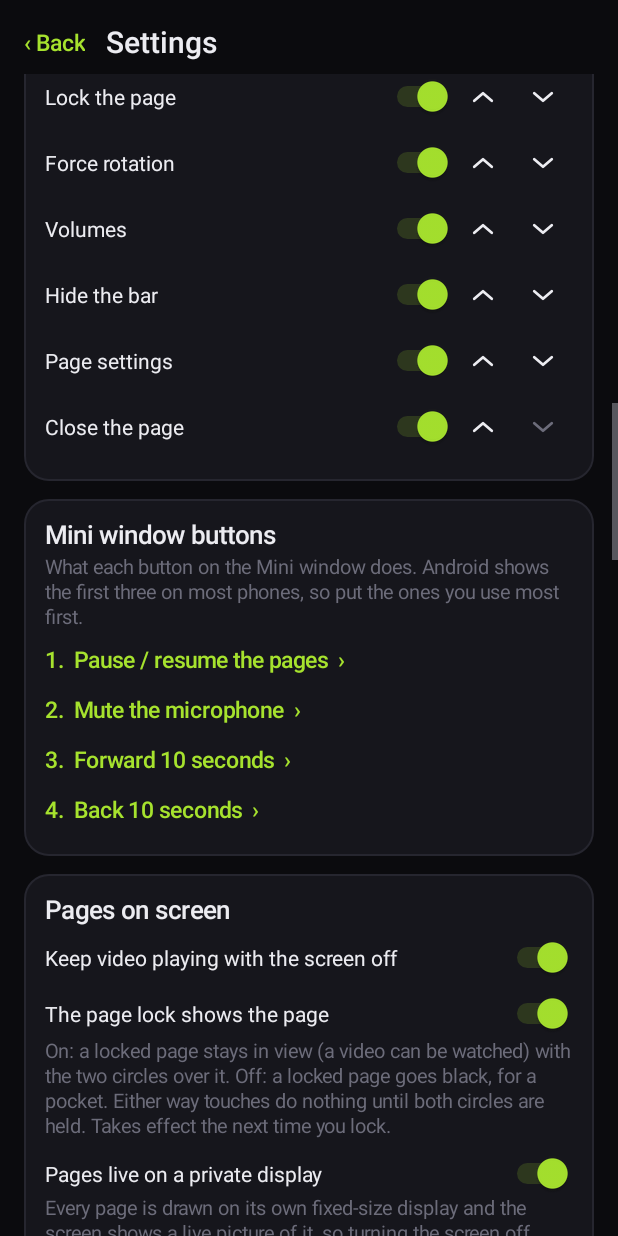
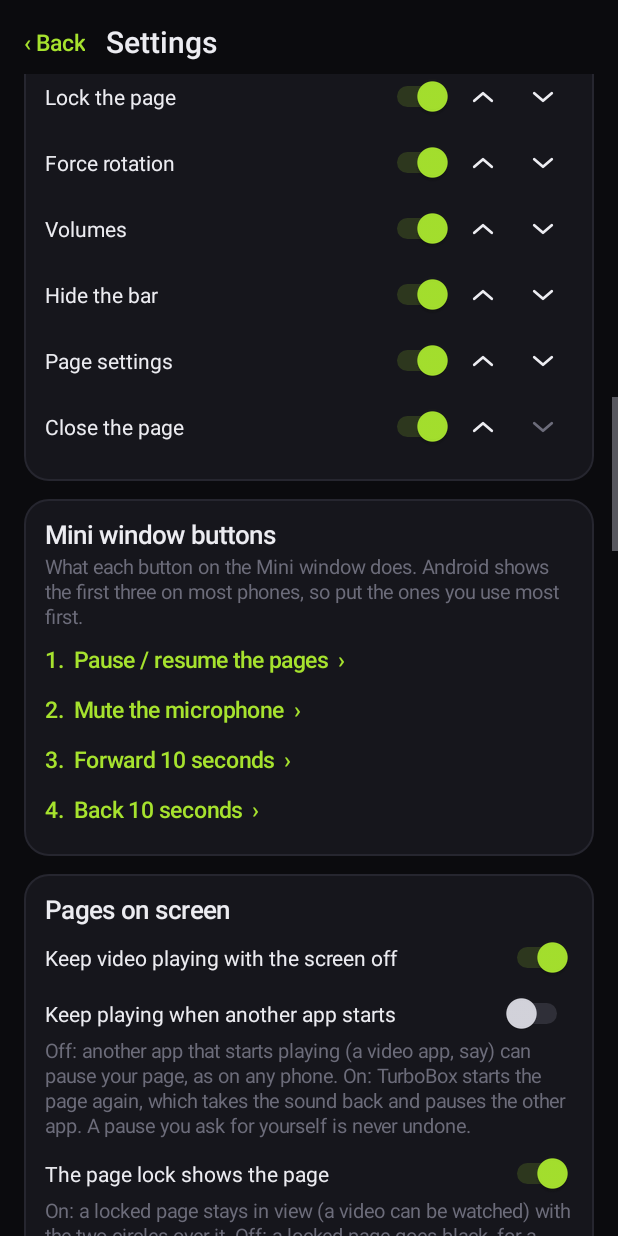
Before and after one commit to TurboNZL/turbobox, an Android app: the SettingsActivity screen opened directly, with no data from a screen before it, scrolled down 1626 dp, on a phone screen of 412 x 824 dp. Run offline under Robolectric (Android 15) with nearby library versions, the phone set to English and light mode, and no system bars; pictures from the network do not load.

Commit message:
Separate switch for resuming pages another app paused; off by default
Co-Authored-By: Claude Sonnet 5.5 <noreply@anthropic.com>
Claude-Session: https://claude.ai/code/session_018HdQFNFiNpsCSHuTvkK5ns

```diff
--- a/android/app/src/main/java/app/turbobox/Prefs.java
+++ b/android/app/src/main/java/app/turbobox/Prefs.java
@@ -78,6 +78,10 @@ final class Prefs {
     /** TurboBox was stopped from Settings: no alarm, boot event or service starts anything until the person opens the app again. */
     static boolean stopped(Context c) { return sp(c).getBoolean("stopped", false); }
     static void setStopped(Context c, boolean v) { sp(c).edit().putBoolean("stopped", v).apply(); }
+
+    /** Undo a pause that another app caused by taking the audio focus (it takes the focus back, which pauses that app). Off by default. */
+    static boolean holdPlayback(Context c) { return sp(c).getBoolean("holdPlayback", false); }
+    static void setHoldPlayback(Context c, boolean v) { sp(c).edit().putBoolean("holdPlayback", v).apply(); }
 
     /** The page lock leaves the page in view (under a light veil) instead of covering it in black. On by default. */
     static boolean visibleLock(Context c) { return ps(c).getBoolean("visibleLock", true); }
--- a/android/app/src/main/java/app/turbobox/SettingsActivity.java
+++ b/android/app/src/main/java/app/turbobox/SettingsActivity.java
@@ -277,6 +277,17 @@ public class SettingsActivity extends Activity implements AppUpdater.Listener {
             }
         });
         screen.addView(keep, Ui.lp(this, 8, 2));
+        Switch hold = Ui.toggle(this);
+        hold.setText("Keep playing when another app starts");
+        hold.setTextColor(Ui.TEXT);
+        hold.setChecked(Prefs.holdPlayback(this));
+        hold.setOnCheckedChangeListener((b, on) -> {
+            Prefs.setHoldPlayback(this, on);
+            for (Session s : Sessions.active()) s.refreshHoldPlayback();
+        });
+        screen.addView(hold, Ui.lp(this, 8, 2));
+        screen.addView(Ui.hint(this, "Off: another app that starts playing (a video app, say) can pause your page, as on any phone. On: TurboBox "
+                + "starts the page again, which takes the sound back and pauses the other app. A pause you ask for yourself is never undone."), Ui.lp(this, 2, 2));
         Switch vlock = Ui.toggle(this);
         vlock.setText("The page lock shows the page");
         vlock.setTextColor(Ui.TEXT);
```
Also changed, not shown: android/app/src/main/java/app/turbobox/Session.java (+6 -1 lines), 4 other files.
